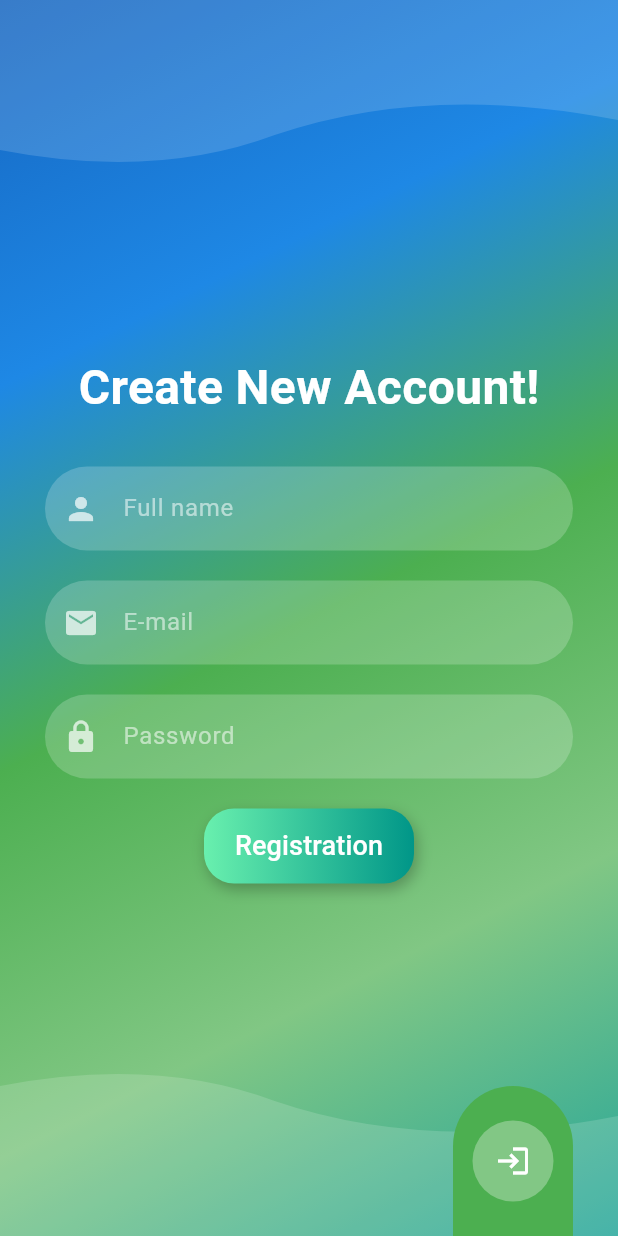
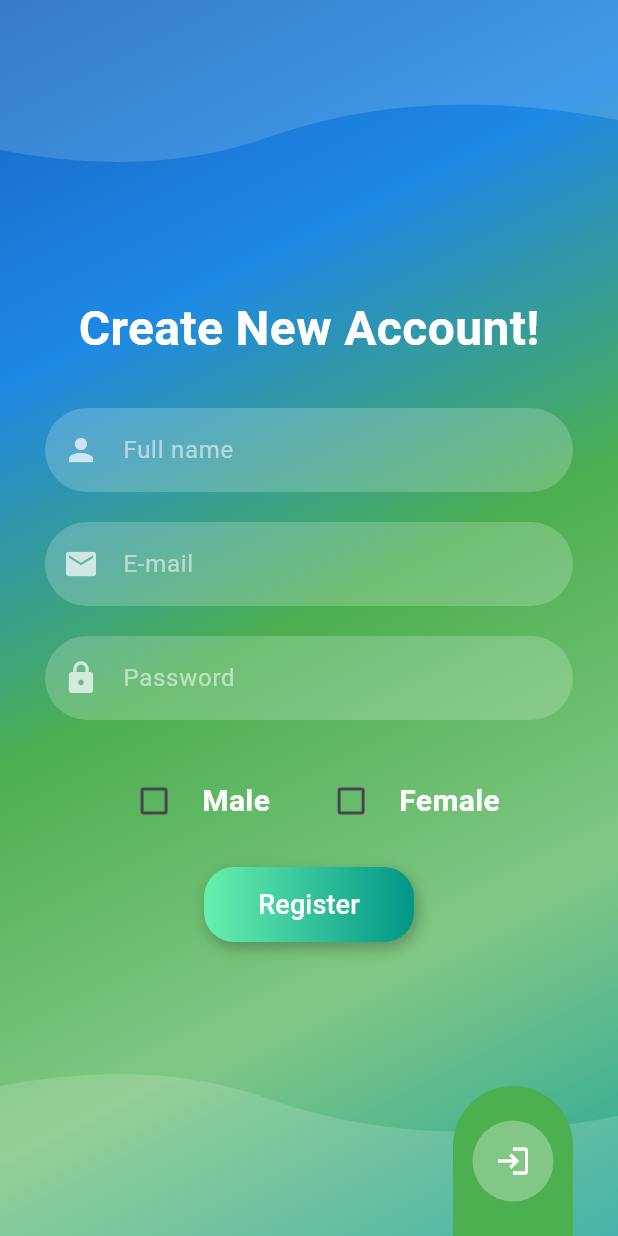
Before and after one commit to sz-adam/chat-fullstack, a Flutter app: the RegisterScreen screen opened directly, on a phone screen of 412 x 824 dp. Run offline on Flutter 3.47's test engine with Material 3 defaults, Android fonts, the light colour scheme and no system bars; our stand-ins replace flutter_custom_clippers, flutter_riverpod, flutter_secure_storage; accounts and stored records are empty.

Commit message:
register function + add checkbox

```diff
--- a/mobile_flutter/lib/screens/register_screen.dart
+++ b/mobile_flutter/lib/screens/register_screen.dart
@@ -1,34 +1,65 @@
 import 'package:flutter/material.dart';
+import 'package:flutter_riverpod/flutter_riverpod.dart';
+import 'package:mobile_flutter/screens/home_screen.dart';
 import 'package:mobile_flutter/screens/login_screen.dart';
 import 'package:mobile_flutter/utils/FadePageAnimation.dart';
 import 'package:mobile_flutter/utils/route_animation.dart';
+import '../providers/auth_provider.dart';
 import '../utils/background.dart';
+import '../widgets/CustomCheckbox.dart';
 import '../widgets/custom_text_field.dart';
 import '../widgets/auth_button.dart';
 import '../widgets/auth_screen_navigation_button.dart';
 
-class RegisterScreen extends StatefulWidget {
+class RegisterScreen extends ConsumerStatefulWidget {
   @override
   _RegisterScreenState createState() => _RegisterScreenState();
 }
 
-class _RegisterScreenState extends State<RegisterScreen> {
+class _RegisterScreenState extends ConsumerState<RegisterScreen> {
   final _formKey = GlobalKey<FormState>();
   final _usernameController = TextEditingController();
   final _emailController = TextEditingController();
   final _passwordController = TextEditingController();
 
   bool _isLoggedIn = false;
+  String? _selectedGender;
 
-  void _handleRegistration() {
+  void _handleRegistration() async {
     if (_formKey.currentState!.validate()) {
-      setState(() {
-        _isLoggedIn = true;
-      });
+      if (_selectedGender == null) {
+        ScaffoldMessenger.of(context).showSnackBar(
+          SnackBar(content: Text("Please select a gender")),
+        );
+        return;
+      }
 
-      Future.delayed(Duration(seconds: 2), () {
-        print("Login successful! Username: ${_usernameController.text}");
-      });
+      try {
+        final authNotifier = ref.read(authProvider.notifier);
+        await authNotifier.register(
+          _usernameController.text,
+          _emailController.text,
+          _passwordController.text,
+          _selectedGender!,
+        );
+
+        if (mounted) {
+          setState(() {
+            _isLoggedIn = true;
+          });
+
+          await Future.delayed(Duration(seconds: 1));
+
+          if (mounted) {
+            Navigator.pushReplacement(
+              context,
+              MaterialPageRoute(builder: (context) => HomeScreen()),
+            );
+          }
+        }
+      } catch (error) {
+        print("Error during registration: $error");
+      }
     }
   }
 
@@ -88,11 +119,50 @@ class _RegisterScreenState extends State<RegisterScreen> {
                             : null,
                       ),
                       const SizedBox(height: 20),
+
+                      // Gender selection in a Row
+
+                      const SizedBox(height: 10),
+                      Center(
+                        child: Row(
+                          mainAxisSize: MainAxisSize.min,
+                          children: [
+                            CustomCheckbox(
+                              label: "Male",
+                              isSelected: _selectedGender == "Male",
+                              activeColor: Colors.blue,
+                              onTap: () {
+                                setState(() {
+                                  _selectedGender =
+                                      _selectedGender == "Male" ? null : "Male";
+                                });
+                              },
+                            ),
+                            const SizedBox(width: 30),
+                            CustomCheckbox(
+                              label: "Female",
+                              isSelected: _selectedGender == "Female",
+                              activeColor: Colors.pink,
+                              onTap: () {
+                                setState(() {
+                                  _selectedGender = _selectedGender == "Female"
+                                      ? null
+                                      : "Female";
+                                });
+                              },
+                            ),
+                          ],
+                        ),
+                      ),
+
+                      const SizedBox(height: 20),
+
                       Center(
                         child: AuthButton(
-                            isLoggedIn: _isLoggedIn,
-                            onPressed: _handleRegistration,
-                            buttonText: "Registration"),
+                          isLoggedIn: _isLoggedIn,
+                          onPressed: _handleRegistration,
+                          buttonText: "Register",
+                        ),
                       ),
                     ],
                   ),
--- a/mobile_flutter/lib/utils/api_constants.dart
+++ b/mobile_flutter/lib/utils/api_constants.dart
@@ -5,6 +5,8 @@ class ApiConstants {
   static const String login = "${_baseUrl}auth/login";
   static const String checkAuth ="${_baseUrl}auth/check";
   static const String logout ="${_baseUrl}auth/logout";
+  static const String register ="${_baseUrl}auth/signup";
+
 
 
 }
--- /dev/null
+++ b/mobile_flutter/lib/widgets/CustomCheckbox.dart
@@ -0,0 +1,37 @@
+import 'package:flutter/material.dart';
+
+class CustomCheckbox extends StatelessWidget {
+  final String label;
+  final bool isSelected;
+  final Color activeColor;
+  final VoidCallback onTap;
+
+  const CustomCheckbox({
+    Key? key,
+    required this.label,
+    required this.isSelected,
+    required this.activeColor,
+    required this.onTap,
+  }) : super(key: key);
+
+  @override
+  Widget build(BuildContext context) {
+    return GestureDetector(
+      onTap: onTap,
+      child: Row(
+        children: [
+          Checkbox(
+            value: isSelected,
+            onChanged: (bool? value) => onTap(),
+            activeColor: activeColor,
+          ),
+          const SizedBox(width: 8),
+          Text(
+            label,
+            style: const TextStyle(color: Colors.white, fontSize: 20, fontWeight: FontWeight.bold),
+          ),
+        ],
+      ),
+    );
+  }
+}
```
Also changed, not shown: mobile_flutter/lib/providers/auth_provider.dart (+63 -0 lines), mobile_flutter/lib/utils/secure_storage_service.dart (+12 -0 lines).
